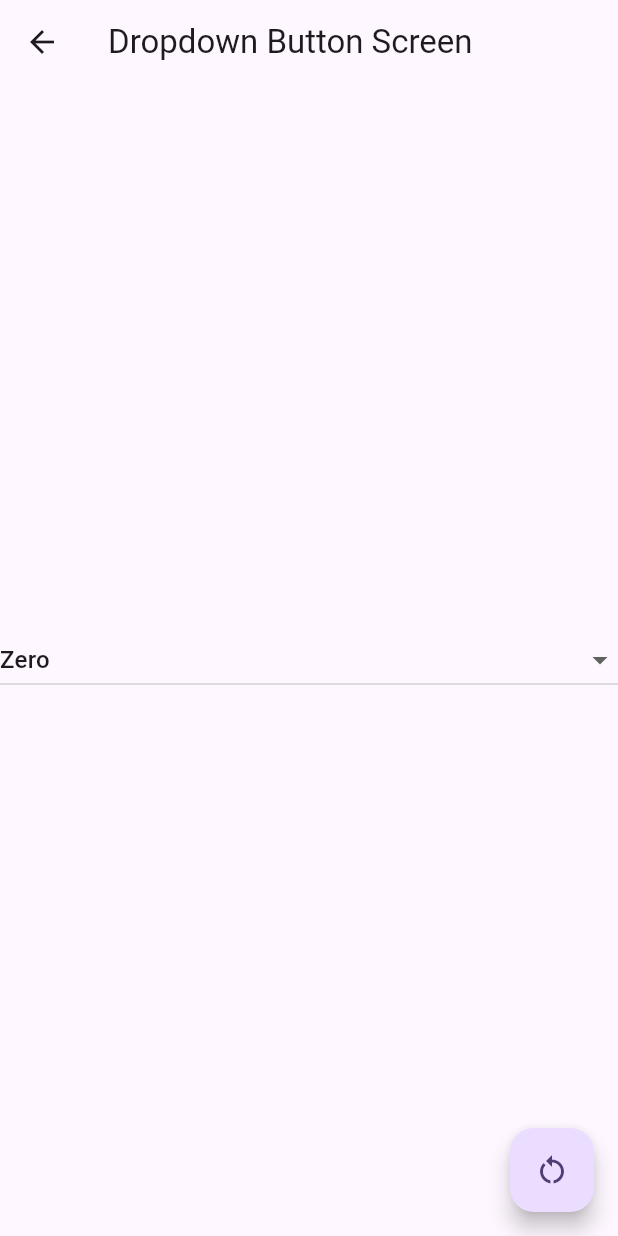
After one commit to newyorkfc/flutter-getx, a Flutter app: the Home screen opened directly, after a tap on "Go to DropdownButtonScreen", on a phone screen of 412 x 824 dp. The commit adds this screen. Run offline on Flutter 3.47's test engine with Material 2 defaults, Android fonts, the phone set to English and light mode, and no system bars; our stand-ins replace get.

Commit message:
dropdown button with getx solved

```diff
--- a/lib/getx/getx_counter/view.dart
+++ b/lib/getx/getx_counter/view.dart
@@ -1,5 +1,6 @@
 import 'package:flutter/material.dart';
 import 'package:flutter_getx/getx/getx_counter/view_model.dart';
+import 'package:flutter_getx/getx/getx_dropdown_button/view.dart';
 import 'package:flutter_getx/getx/getx_toggle_buttons/view.dart';
 import 'package:get/get.dart';
 
@@ -33,6 +34,11 @@ class Home extends StatelessWidget {
               onPressed: () => Get.to(
                 ToggleButtonsScreen(),
               ),
+            ),ElevatedButton(
+              child: const Text("Go to DropdownButtonScreen"),
+              onPressed: () => Get.to(
+                DropdownButtonScreen(),
+              ),
             ),
           ],
         ),
--- /dev/null
+++ b/lib/getx/getx_dropdown_button/view.dart
@@ -0,0 +1,53 @@
+import 'package:flutter/material.dart';
+import 'package:get/get.dart';
+
+const List<String> numbers = ['Zero', 'One', 'Two', 'Three'];
+
+class DropdownButtonController extends GetxController {
+  RxString selectedValue = numbers.first.obs;
+
+  void onChanged(String? value) {
+    selectedValue.value = value ?? '';
+  }
+
+  void removeData(){
+    selectedValue.value = numbers.first;
+  }
+}
+
+class DropdownButtonScreen extends StatelessWidget {
+  final DropdownButtonController c = Get.put(DropdownButtonController());
+
+  DropdownButtonScreen({super.key});
+
+  @override
+  Widget build(BuildContext context) {
+    return Scaffold(
+      appBar: AppBar(
+        title: const Text('Dropdown Button Screen'),
+      ),
+      body: Center(
+        child: Obx(
+          () => DropdownButton<String>(
+            isExpanded: true,
+            // value: c.selectedValue.value,
+            value: c.selectedValue.value,
+            items: numbers.map(
+              (String value) {
+                return DropdownMenuItem<String>(
+                  value: value,
+                  child: Text(value),
+                );
+              },
+            ).toList(),
+            onChanged: c.onChanged,
+          ),
+        ),
+      ),
+      floatingActionButton: FloatingActionButton(
+        onPressed: c.removeData,
+        child: const Icon(Icons.restart_alt),
+      ),
+    );
+  }
+}
--- /dev/null
+++ b/lib/getx/getx_dropdown_button/view_model.dart
@@ -0,0 +1 @@
+import 'package:get/get.dart';
--- a/lib/getx/getx_toggle_buttons/view.dart
+++ b/lib/getx/getx_toggle_buttons/view.dart
@@ -7,7 +7,6 @@ class ToggleButtonsScreen extends StatelessWidget {
   ToggleButtonsScreen({super.key});
 
   final TBController c = Get.put(TBController());
-  final bool vertical = false;
 
   @override
   Widget build(BuildContext context) {
```
Also changed, not shown: lib/getx/getx_dropdown_button/const.dart (added).
